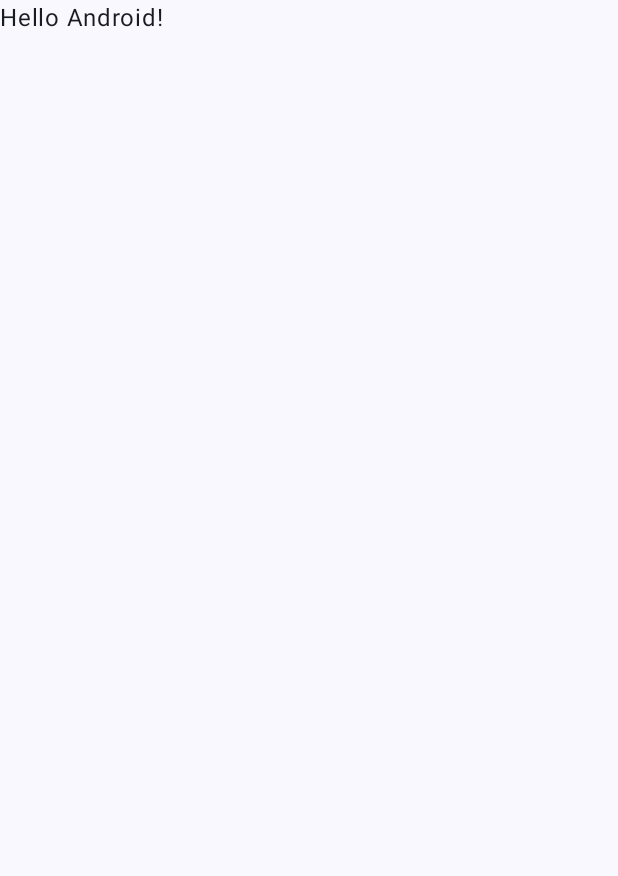
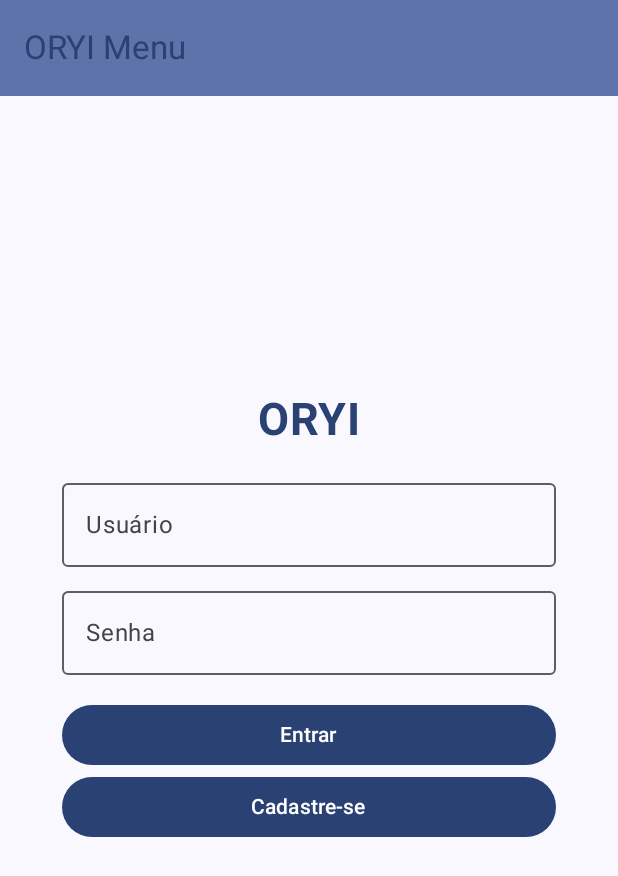
Before and after one commit to yagocdj/oriy-menu, an Android app built with Jetpack Compose: the screen it shows after launch (MainActivity), on a phone screen of 412 x 824 dp. Before the commit the part shown is almost empty. Shown: the top 876 px of the screen. Run offline under Robolectric (Android 15) with nearby library versions, the phone set to English and light mode, and no system bars.

```diff
--- a/app/build.gradle.kts
+++ b/app/build.gradle.kts
@@ -59,6 +59,7 @@ dependencies {
     implementation(libs.androidx.ui.graphics)
     implementation(libs.androidx.ui.tooling.preview)
     implementation(libs.androidx.material3)
+    implementation(libs.androidx.navigation.compose)
     testImplementation(libs.junit)
     androidTestImplementation(libs.androidx.junit)
     androidTestImplementation(libs.androidx.espresso.core)
--- a/app/src/main/java/br/edu/ifpb/pdm/oriymenu/MainActivity.kt
+++ b/app/src/main/java/br/edu/ifpb/pdm/oriymenu/MainActivity.kt
@@ -6,42 +6,107 @@ import androidx.activity.compose.setContent
 import androidx.activity.enableEdgeToEdge
 import androidx.compose.foundation.layout.fillMaxSize
 import androidx.compose.foundation.layout.padding
+import androidx.compose.material3.ExperimentalMaterial3Api
+import androidx.compose.material3.MaterialTheme
 import androidx.compose.material3.Scaffold
 import androidx.compose.material3.Text
-import androidx.compose.runtime.Composable
+import androidx.compose.material3.TopAppBar
+import androidx.compose.material3.TopAppBarDefaults.topAppBarColors
 import androidx.compose.ui.Modifier
-import androidx.compose.ui.tooling.preview.Preview
+import androidx.compose.ui.unit.dp
+import androidx.navigation.compose.NavHost
+import androidx.navigation.compose.composable
+import androidx.navigation.compose.rememberNavController
 import br.edu.ifpb.pdm.oriymenu.ui.theme.OriymenuTheme
+import br.edu.ifpb.pdm.oriymenu.ui.theme.telas.HomeScreen
+import br.edu.ifpb.pdm.oriymenu.ui.theme.telas.LoginScreen
+import br.edu.ifpb.pdm.oriymenu.ui.theme.telas.RegisterScreen
+
 
 class MainActivity : ComponentActivity() {
+    @OptIn(ExperimentalMaterial3Api::class)
     override fun onCreate(savedInstanceState: Bundle?) {
         super.onCreate(savedInstanceState)
         enableEdgeToEdge()
         setContent {
             OriymenuTheme {
-                Scaffold(modifier = Modifier.fillMaxSize()) { innerPadding ->
-                    Greeting(
-                        name = "Android",
-                        modifier = Modifier.padding(innerPadding)
-                    )
+                Scaffold(
+                    topBar = {
+                        TopAppBar(
+                            colors = topAppBarColors(
+                                containerColor = MaterialTheme.colorScheme.primaryContainer,
+                                titleContentColor = MaterialTheme.colorScheme.primary,
+                            ),
+                            title = {
+                                Text("ORYI Menu")
+                            },
+                            modifier = Modifier.padding(bottom = 16.dp)
+                        )
+                    }, modifier = Modifier.fillMaxSize()) { innerPadding ->
+                    val navController = rememberNavController()
+                    NavHost(navController = navController, startDestination = "login") {
+                        composable("login") {
+                            LoginScreen(onSignInClick = {
+                                navController.navigate("home")
+                            }, onRegisterClick = {
+                                navController.navigate("register")
+                            })
+                        }
+                        composable("home") {
+                            HomeScreen(modifier = Modifier.padding(innerPadding), onLogoffClick = {
+                                navController.navigate("login")
+                            })
+                        }
+                        composable("register") {
+                            RegisterScreen(modifier = Modifier.padding(innerPadding), onRegisterSuccessClick = {
+                                navController.navigate("home")
+                            })
+                        }
+                    }
                 }
             }
         }
     }
 }
-
-@Composable
-fun Greeting(name: String, modifier: Modifier = Modifier) {
-    Text(
-        text = "Hello $name!",
-        modifier = modifier
-    )
-}
-
-@Preview(showBackground = true)
-@Composable
-fun GreetingPreview() {
-    OriymenuTheme {
-        Greeting("Android")
-    }
-}
+//
+//@OptIn(ExperimentalMaterial3Api::class)
+//@Preview(showBackground = true)
+//@Composable
+//fun DefaultPreview() {
+//    OriymenuTheme {
+//        Scaffold(
+//            topBar = {
+//                TopAppBar(
+//                    colors = topAppBarColors(
+//                        containerColor = MaterialTheme.colorScheme.primaryContainer,
+//                        titleContentColor = MaterialTheme.colorScheme.primary,
+//                    ),
+//                    title = {
+//                        Text("Navegação")
+//                    },
+//                    modifier = Modifier.padding(bottom = 16.dp)
+//                )
+//            }, modifier = Modifier.fillMaxSize()) { innerPadding ->
+//            val navController = rememberNavController()
+//            NavHost(navController = navController, startDestination = "login") {
+//                composable("login") {
+//                    LoginScreen(onSignInClick = {
+//                        navController.navigate("home")
+//                    }, onRegisterClick = {
+//                        navController.navigate("register")
+//                    })
+//                }
+//                composable("home") {
+//                    HomeScreen(modifier = Modifier.padding(innerPadding), onLogoffClick = {
+//                        navController.navigate("login")
+//                    })
+//                }
+//                composable("register") {
+//                    RegisterScreen(modifier = Modifier.padding(innerPadding), onRegisterSuccessClick = {
+//                        navController.navigate("home")
+//                    })
+//                }
+//            }
+//        }
+//    }
+//}
--- /dev/null
+++ b/app/src/main/java/br/edu/ifpb/pdm/oriymenu/ui/theme/telas/Login.kt
@@ -0,0 +1,98 @@
+package br.edu.ifpb.pdm.oriymenu.ui.theme.telas
+
+import androidx.compose.foundation.layout.*
+import androidx.compose.foundation.text.KeyboardOptions
+import androidx.compose.material3.*
+import androidx.compose.runtime.*
+import androidx.compose.ui.Alignment
+import androidx.compose.ui.Modifier
+import androidx.compose.ui.graphics.Color
+import androidx.compose.ui.text.font.FontWeight
+import androidx.compose.ui.text.input.KeyboardType
+import androidx.compose.ui.text.input.PasswordVisualTransformation
+import androidx.compose.ui.text.style.TextAlign
+import androidx.compose.ui.tooling.preview.Preview
+import androidx.compose.ui.unit.dp
+import androidx.compose.ui.unit.sp
+import br.edu.ifpb.pdm.oriymenu.ui.theme.OriymenuTheme
+import kotlinx.coroutines.delay
+
+@Composable
+fun LoginScreen(onSignInClick: () -> Unit, onRegisterClick: () -> Unit) {
+    var username by remember { mutableStateOf("") }
+    var password by remember { mutableStateOf("") }
+    var errorMessage by remember { mutableStateOf<String?>(null) }
+
+    Scaffold(
+        modifier = Modifier.fillMaxSize()
+    ) { innerPadding ->
+        Column(
+            modifier = Modifier
+                .padding(innerPadding)
+                .fillMaxSize(),
+            verticalArrangement = Arrangement.Center,
+            horizontalAlignment = Alignment.CenterHorizontally
+        ) {
+            Text(
+                text = "ORYI",
+                modifier = Modifier
+                    .padding(bottom = 16.dp)
+                    .fillMaxWidth(),
+                color = MaterialTheme.colorScheme.primary,
+                fontSize = 30.sp,
+                fontWeight = FontWeight.Bold,
+                textAlign = TextAlign.Center
+            )
+
+            OutlinedTextField(
+                value = username,
+                onValueChange = { username = it },
+                label = { Text(text = "Usuário") },
+                modifier = Modifier
+                    .fillMaxWidth(0.8f)
+                    .padding(bottom = 8.dp)
+            )
+            OutlinedTextField(
+                value = password,
+                onValueChange = { password = it },
+                label = { Text(text = "Senha") },
+                visualTransformation = PasswordVisualTransformation(),
+                keyboardOptions = KeyboardOptions(keyboardType = KeyboardType.Password),
+                modifier = Modifier
+                    .fillMaxWidth(0.8f)
+                    .padding(bottom = 16.dp)
+            )
+            Button(
+                onClick = {
+                    if (username == password) {
+                        onSignInClick()
+                    } else {
+                        errorMessage = "Login ou Senha inválidos!"
+                    }
+                },
+                modifier = Modifier.fillMaxWidth(0.8f),
+                colors = ButtonDefaults.buttonColors(containerColor = MaterialTheme.colorScheme.primary)
+            ) {
+                Text(text = "Entrar", color = Color.White)
+            }
+            errorMessage?.let {
+                Text(
+                    text = it,
+                    color = MaterialTheme.colorScheme.error,
+                    modifier = Modifier.padding(top = 8.dp)
+                )
+                LaunchedEffect(Unit) {
+                    delay(3000)
+                    errorMessage = null
+                }
+            }
+            Button(
+                onClick = {onRegisterClick()},
+                modifier = Modifier.fillMaxWidth(0.8f),
+                colors = ButtonDefaults.buttonColors(containerColor = MaterialTheme.colorScheme.primary)
+            ){
+                Text(text = "Cadastre-se", color = Color.White)
+            }
+        }
+    }
+}
--- a/gradle/libs.versions.toml
+++ b/gradle/libs.versions.toml
@@ -8,6 +8,7 @@ espressoCore = "3.6.1"
 lifecycleRuntimeKtx = "2.8.4"
 activityCompose = "1.9.1"
 composeBom = "2024.04.01"
+navigationCompose = "2.7.7"
 
 [libraries]
 androidx-core-ktx = { group = "androidx.core", name = "core-ktx", version.ref = "coreKtx" }
@@ -24,6 +25,7 @@ androidx-ui-tooling-preview = { group = "androidx.compose.ui", name = "ui-toolin
 androidx-ui-test-manifest = { group = "androidx.compose.ui", name = "ui-test-manifest" }
 androidx-ui-test-junit4 = { group = "androidx.compose.ui", name = "ui-test-junit4" }
 androidx-material3 = { group = "androidx.compose.material3", name = "material3" }
+androidx-navigation-compose = { group = "androidx.navigation", name = "navigation-compose", version.ref = "navigationCompose" }
 
 [plugins]
 android-application = { id = "com.android.application", version.ref = "agp" }
```
Also changed, not shown: app/src/main/java/br/edu/ifpb/pdm/oriymenu/ui/theme/telas/Home.kt (added, +20 -0 lines), app/src/main/java/br/edu/ifpb/pdm/oriymenu/ui/theme/telas/Register.kt (added, +80 -0 lines).
